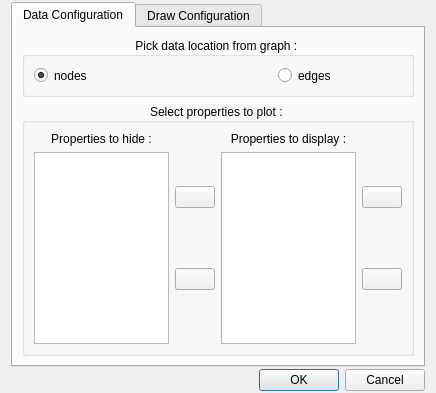
vadivelselvaraj/TulipGLImprovement, file plugins/view/parallel/ParallelCoordinatesConfigDialog.ui: the form before one commit.
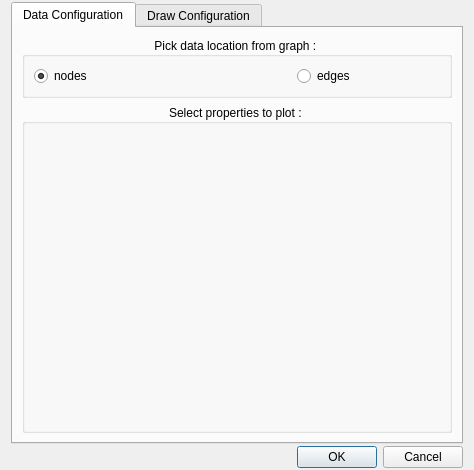
The form after the commit. Icons and pictures are not drawn. Custom widgets are drawn as their Qt base class.

What changed in the file:
```diff
--- a/plugins/view/parallel/ParallelCoordinatesConfigDialog.ui
+++ b/plugins/view/parallel/ParallelCoordinatesConfigDialog.ui
@@ -8,8 +8,8 @@
    <rect>
     <x>0</x>
     <y>0</y>
-    <width>436</width>
-    <height>393</height>
+    <width>474</width>
+    <height>470</height>
    </rect>
   </property>
   <property name="sizePolicy" >
@@ -129,86 +129,7 @@
          </property>
          <layout class="QHBoxLayout" name="horizontalLayout_4" >
           <item>
-           <layout class="QVBoxLayout" name="verticalLayout_5" >
-            <item>
-             <widget class="QLabel" name="label" >
-              <property name="text" >
-               <string>  Properties to hide :  </string>
-              </property>
-              <property name="alignment" >
-               <set>Qt::AlignCenter</set>
-              </property>
-             </widget>
-            </item>
-            <item>
-             <widget class="ItemsDialogList" name="items" />
-            </item>
-           </layout>
-          </item>
-          <item>
-           <layout class="QVBoxLayout" name="verticalLayout_3" >
-            <item>
-             <widget class="QPushButton" name="addButton" >
-              <property name="text" >
-               <string/>
-              </property>
-              <property name="icon" >
-               <iconset>:/right.png</iconset>
-              </property>
-             </widget>
-            </item>
-            <item>
-             <widget class="QPushButton" name="removeButton" >
-              <property name="text" >
-               <string/>
-              </property>
-              <property name="icon" >
-               <iconset>:/left.png</iconset>
-              </property>
-             </widget>
-            </item>
-           </layout>
-          </item>
-          <item>
-           <layout class="QVBoxLayout" name="verticalLayout_6" >
-            <item>
-             <widget class="QLabel" name="label_2" >
-              <property name="text" >
-               <string>Properties to display :</string>
-              </property>
-              <property name="alignment" >
-               <set>Qt::AlignCenter</set>
-              </property>
-             </widget>
-            </item>
-            <item>
-             <widget class="ItemsDialogList" name="choices" />
-            </item>
-           </layout>
-          </item>
-          <item>
-           <layout class="QVBoxLayout" name="verticalLayout_4" >
-            <item>
-             <widget class="QPushButton" name="upButton" >
-              <property name="text" >
-               <string/>
-              </property>
-              <property name="icon" >
-               <iconset>:/up.png</iconset>
-              </property>
-             </widget>
-            </item>
-            <item>
-             <widget class="QPushButton" name="downButton" >
-              <property name="text" >
-               <string/>
-              </property>
-              <property name="icon" >
-               <iconset>:/down.png</iconset>
-              </property>
-             </widget>
-            </item>
-           </layout>
+           <widget class="tlp::GraphPropertiesSelectionWidget" native="1" name="graphPropertiesSelectionWidget" />
           </item>
          </layout>
         </widget>
@@ -580,9 +501,10 @@
  </widget>
  <customwidgets>
   <customwidget>
-   <class>ItemsDialogList</class>
-   <extends>QListView</extends>
-   <header>ItemsDialogList.h</header>
+   <class>tlp::GraphPropertiesSelectionWidget</class>
+   <extends>QWidget</extends>
+   <header>GraphPropertiesSelectionWidget.h</header>
+   <container>1</container>
   </customwidget>
  </customwidgets>
  <resources>
```
Left out of the diff: 3 changed lines with no effect on the pictures.
